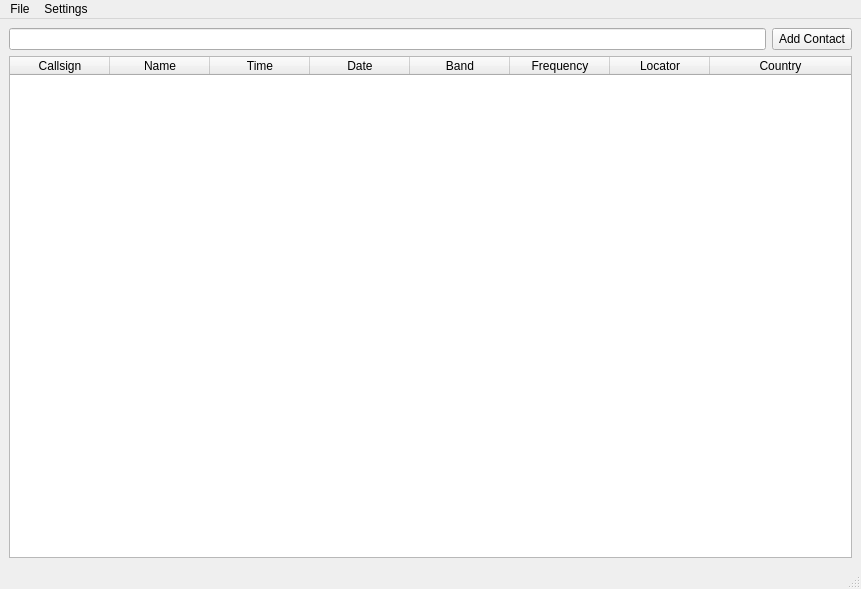
The window that forms/mainuiapplication.ui (jj01101010/EasyHamLog) describes before a commit, drawn with Qt 5.
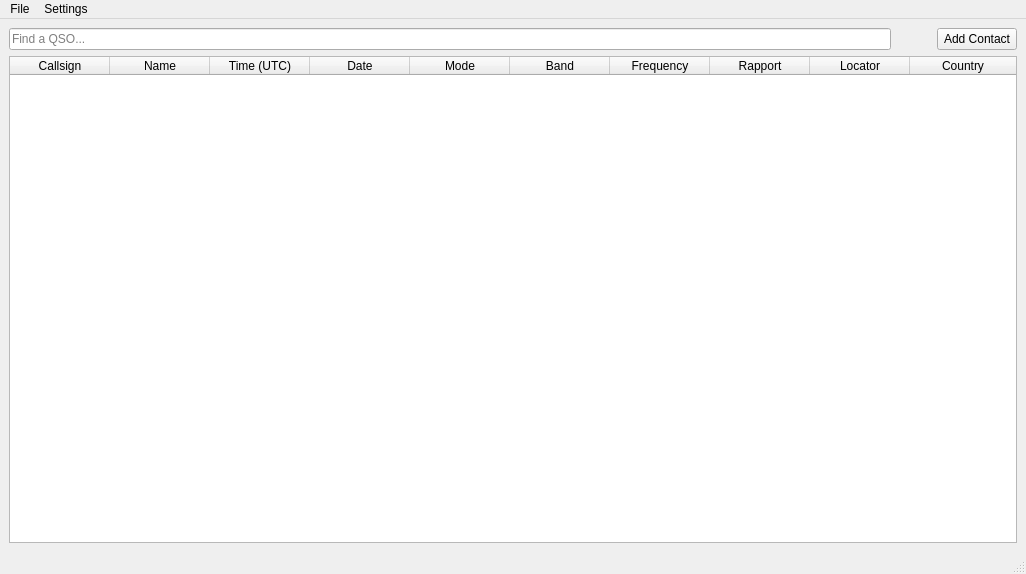
The same window after the commit.

Commit message: Add Contact | Database Country lookups

```diff
--- a/forms/mainuiapplication.ui
+++ b/forms/mainuiapplication.ui
@@ -6,16 +6,68 @@
    <rect>
     <x>0</x>
     <y>0</y>
-    <width>861</width>
-    <height>589</height>
+    <width>1026</width>
+    <height>574</height>
    </rect>
   </property>
   <property name="windowTitle">
    <string>MainWindow</string>
   </property>
   <widget class="QWidget" name="centralwidget">
-   <layout class="QGridLayout" name="gridLayout_2">
-    <item row="1" column="0">
+   <layout class="QVBoxLayout" name="verticalLayout_2">
+    <item>
+     <layout class="QHBoxLayout" name="horizontalLayout">
+      <item>
+       <widget class="QLineEdit" name="findContactEdit">
+        <property name="sizePolicy">
+         <sizepolicy hsizetype="Expanding" vsizetype="Fixed">
+          <horstretch>0</horstretch>
+          <verstretch>0</verstretch>
+         </sizepolicy>
+        </property>
+        <property name="toolTip">
+         <string>Find a QSO...</string>
+        </property>
+        <property name="placeholderText">
+         <string>Find a QSO...</string>
+        </property>
+       </widget>
+      </item>
+      <item>
+       <spacer name="horizontalSpacer">
+        <property name="orientation">
+         <enum>Qt::Horizontal</enum>
+        </property>
+        <property name="sizeType">
+         <enum>QSizePolicy::Minimum</enum>
+        </property>
+        <property name="sizeHint" stdset="0">
+         <size>
+          <width>40</width>
+          <height>20</height>
+         </size>
+        </property>
+       </spacer>
+      </item>
+      <item>
+       <widget class="QPushButton" name="addContactButton">
+        <property name="sizePolicy">
+         <sizepolicy hsizetype="Minimum" vsizetype="Fixed">
+          <horstretch>0</horstretch>
+          <verstretch>0</verstretch>
+         </sizepolicy>
+        </property>
+        <property name="focusPolicy">
+         <enum>Qt::StrongFocus</enum>
+        </property>
+        <property name="text">
+         <string>Add Contact</string>
+        </property>
+       </widget>
+      </item>
+     </layout>
+    </item>
+    <item>
      <widget class="QTableWidget" name="tableWidget">
       <property name="enabled">
        <bool>true</bool>
@@ -30,7 +82,7 @@
        <enum>QAbstractItemView::NoSelection</enum>
       </property>
       <property name="columnCount">
-       <number>8</number>
+       <number>10</number>
       </property>
       <attribute name="horizontalHeaderStretchLastSection">
        <bool>true</bool>
@@ -53,7 +105,7 @@
       </column>
       <column>
        <property name="text">
-        <string>Time</string>
+        <string>Time (UTC)</string>
        </property>
       </column>
       <column>
@@ -61,6 +113,11 @@
         <string>Date</string>
        </property>
       </column>
+      <column>
+       <property name="text">
+        <string>Mode</string>
+       </property>
+      </column>
       <column>
        <property name="text">
         <string>Band</string>
@@ -71,6 +128,11 @@
         <string>Frequency</string>
        </property>
       </column>
+      <column>
+       <property name="text">
+        <string>Rapport</string>
+       </property>
+      </column>
       <column>
        <property name="text">
         <string>Locator</string>
@@ -83,34 +145,6 @@
       </column>
      </widget>
     </item>
-    <item row="0" column="0">
-     <layout class="QVBoxLayout" name="verticalLayout">
-      <item>
-       <layout class="QHBoxLayout" name="horizontalLayout">
-        <item>
-         <widget class="QLineEdit" name="findContactEdit">
-          <property name="sizePolicy">
-           <sizepolicy hsizetype="Expanding" vsizetype="Fixed">
-            <horstretch>0</horstretch>
-            <verstretch>0</verstretch>
-           </sizepolicy>
-          </property>
-         </widget>
-        </item>
-        <item>
-         <widget class="QPushButton" name="addContactButton">
-          <property name="focusPolicy">
-           <enum>Qt::StrongFocus</enum>
-          </property>
-          <property name="text">
-           <string>Add Contact</string>
-          </property>
-         </widget>
-        </item>
-       </layout>
-      </item>
-     </layout>
-    </item>
    </layout>
   </widget>
   <widget class="QMenuBar" name="menubar">
@@ -118,7 +152,7 @@
     <rect>
      <x>0</x>
      <y>0</y>
-     <width>861</width>
+     <width>1026</width>
      <height>21</height>
     </rect>
    </property>
```
The commit also changes 11 other files.
